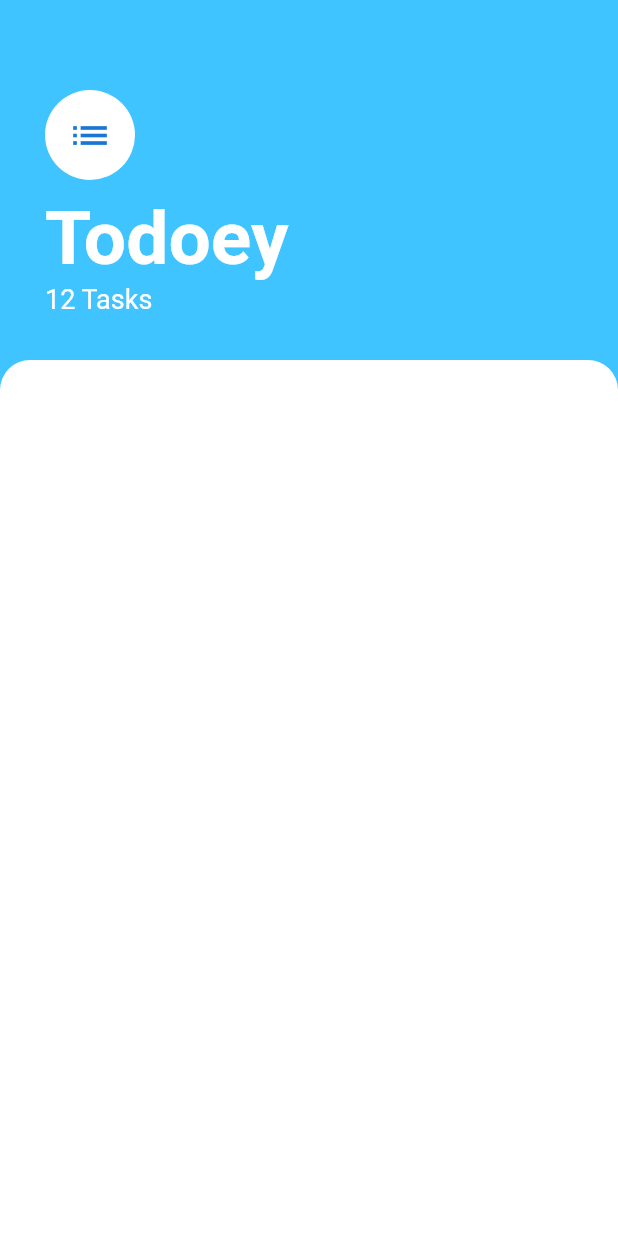
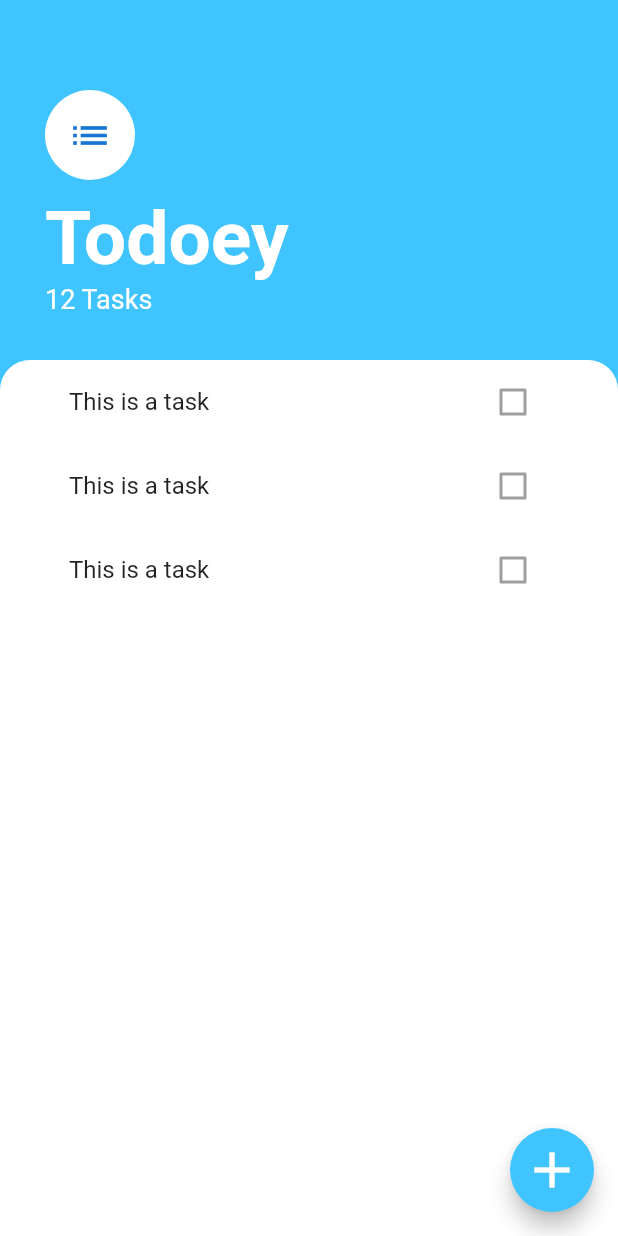
Before and after one commit to praneetk77/Todoey, a Flutter app: the screen it shows after launch, on a phone screen of 412 x 824 dp. Run offline on Flutter 3.47's test engine with Material 2 defaults, Android fonts, the phone set to English and light mode, and no system bars.

Commit message:
Create widgets folder

```diff
--- a/lib/Screens/tasks_screen.dart
+++ b/lib/Screens/tasks_screen.dart
@@ -1,4 +1,7 @@
 import 'package:flutter/material.dart';
+import 'package:todoey_flutter/Widgets/tasks_list.dart';
+
+List<String> tasks = ["Task 1", "Task 2"];
 
 class TasksScreen extends StatelessWidget {
   const TasksScreen({Key key}) : super(key: key);
@@ -7,6 +10,14 @@ class TasksScreen extends StatelessWidget {
   Widget build(BuildContext context) {
     return Scaffold(
       backgroundColor: Colors.lightBlueAccent,
+      floatingActionButton: FloatingActionButton(
+        backgroundColor: Colors.lightBlueAccent,
+        child: Icon(
+          Icons.add,
+          size: 40,
+        ),
+        onPressed: () {},
+      ),
       body: Column(
         crossAxisAlignment: CrossAxisAlignment.start,
         children: [
@@ -42,6 +53,7 @@ class TasksScreen extends StatelessWidget {
           ),
           Expanded(
             child: Container(
+                padding: EdgeInsets.symmetric(horizontal: 30),
                 decoration: BoxDecoration(
                   color: Colors.white,
                   borderRadius: BorderRadius.only(
@@ -49,7 +61,7 @@ class TasksScreen extends StatelessWidget {
                     topLeft: Radius.circular(20),
                   ),
                 ),
-            ),
+                child: TasksList()),
           )
         ],
       ),
--- /dev/null
+++ b/lib/Widgets/task_tile.dart
@@ -0,0 +1,13 @@
+import 'package:flutter/material.dart';
+
+class TaskTile extends StatelessWidget {
+  @override
+  Widget build(BuildContext context) {
+    return ListTile(
+      title: Text("This is a task"),
+      trailing: Checkbox(
+        value: false,
+      ),
+    );
+  }
+}
--- /dev/null
+++ b/lib/Widgets/tasks_list.dart
@@ -0,0 +1,11 @@
+import 'package:flutter/material.dart';
+import 'package:todoey_flutter/Widgets/task_tile.dart';
+
+class TasksList extends StatelessWidget {
+  @override
+  Widget build(BuildContext context) {
+    return ListView(
+      children: [TaskTile(), TaskTile(), TaskTile()],
+    );
+  }
+}
```
Lines whose indentation alone changed are shown as unchanged.
